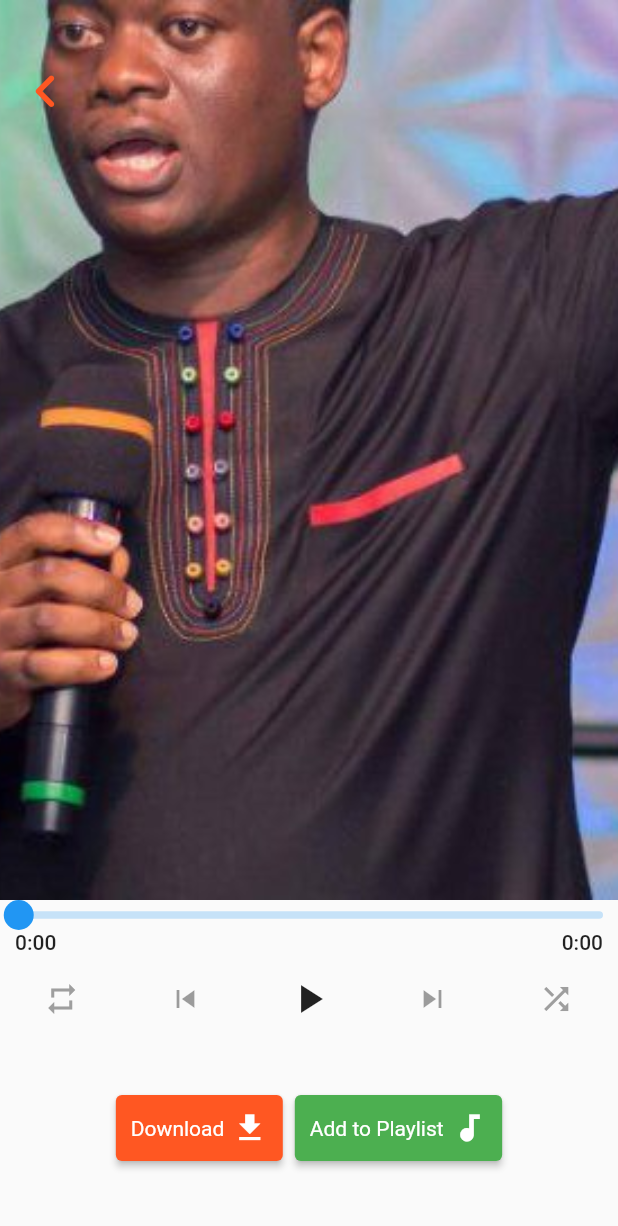
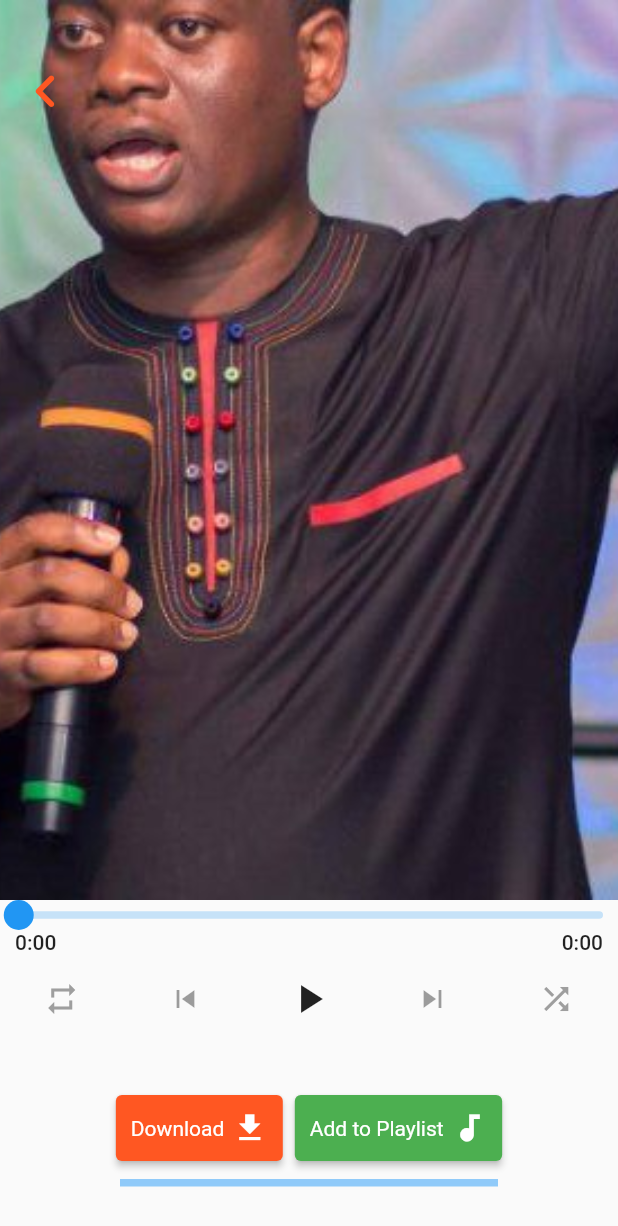
Before and after one commit to zionnite/RCN, a Flutter app: the MessagePlayer screen opened directly with empty values, after a tap on "Download", on a phone screen of 412 x 824 dp. Shown: the top 1226 px of the screen. Run offline on Flutter 3.47's test engine with Material 2 defaults, Android fonts, the phone set to English and light mode, and no system bars; drawn by our look-alikes of audio_video_progress_bar; our stand-ins replace audio_service, cached_network_image, carousel_pro, dio, expandable_text, expansion_tile_card and 9 more; missing offline and left inert: android_path_provider, flutter_downloader, maps_launcher, speed_dial_fab; network calls fail.

Commit message:
Perfected everything regarding audio sermons

```diff
--- a/lib/screens/message_player_screen.dart
+++ b/lib/screens/message_player_screen.dart
@@ -1,32 +1,130 @@
+import 'dart:io';
 import 'dart:ui';
 
+import 'package:android_path_provider/android_path_provider.dart';
 import 'package:audio_video_progress_bar/audio_video_progress_bar.dart';
+import 'package:dio/dio.dart';
 import 'package:flutter/material.dart';
 import 'package:get/route_manager.dart';
+import 'package:path_provider/path_provider.dart';
+import 'package:permission_handler/permission_handler.dart';
 import 'package:rcn/component/page_manager.dart';
+import 'package:rcn/controller/audio_msg_controller.dart';
 import 'package:rcn/notifiers/play_button_notifier.dart';
 import 'package:rcn/notifiers/progress_notifier.dart';
 import 'package:rcn/notifiers/repeat_button_notifier.dart';
 import 'package:rcn/services/service_locator.dart';
 
 class MessagePlayer extends StatefulWidget {
-  MessagePlayer(
-      {required this.id,
+  MessagePlayer({
+    required this.id,
     required this.title,
     required this.album,
     required this.url,
-      required this.artUri});
+    required this.artUri,
+    required this.isPlayListed,
+    required this.user_id,
+  });
   String id;
   String title;
   String album;
   String url;
   String artUri;
+  bool isPlayListed;
+  String user_id;
 
   @override
   _MessagePlayerState createState() => _MessagePlayerState();
 }
 
 class _MessagePlayerState extends State<MessagePlayer> {
+  final audioMsgListController = AudioMsgController().getXID;
+
+  late String _localPath;
+  bool downloading = false;
+  var progressString = "";
+  double progress = 0.0;
+  var totalSize;
+
+  _prepare() async {
+    final status = await Permission.storage.request();
+    // final status = (Platform.isAndroid)
+    //     ? await Permission.storage.request()
+    //     : await Permission.photos.request();
+
+    // print(status);
+    if (status.isGranted) {
+      await _prepareSaveDir();
+    } else if (status.isPermanentlyDenied) {
+      openAppSettings();
+    }
+  }
+
+  Future<void> _prepareSaveDir() async {
+    _localPath = (await _findLocalPath())!;
+    final savedDir = Directory(_localPath);
+    bool hasExisted = await savedDir.exists();
+    if (!hasExisted) {
+      savedDir.create();
+    }
+  }
+
+  Future<String?> _findLocalPath() async {
+    var externalStorageDirPath;
+    if (Platform.isAndroid) {
+      try {
+        externalStorageDirPath = await AndroidPathProvider.downloadsPath;
+      } catch (e) {
+        final directory = await getExternalStorageDirectory();
+        externalStorageDirPath = directory?.path;
+      }
+    } else if (Platform.isIOS) {
+      externalStorageDirPath =
+          (await getApplicationDocumentsDirectory()).absolute.path;
+    }
+    return externalStorageDirPath;
+  }
+
+  Future<void> downloadFile(String url, var file_name) async {
+    Dio dio = Dio();
+
+    try {
+      var dir = await getApplicationDocumentsDirectory();
+
+      await dio.download(url, "${_localPath}/$file_name.mp3",
+          onReceiveProgress: (rec, total) {
+        setState(() {
+          downloading = true;
+          progressString = ((rec / total) * 100).toStringAsFixed(0) + "%";
+          progress = rec / total;
+          totalSize = (total / 100).toStringAsFixed(0);
+        });
+      });
+    } catch (e) {
+      print(e);
+    }
+
+    setState(() {
+      downloading = false;
+      progressString = "Completed";
+    });
+    showSnackBar(
+      'Congratulation',
+      'File Downloaded successfully',
+      Colors.green,
+    );
+  }
+
+  showSnackBar(String title, String msg, Color backgroundColor) {
+    Get.snackbar(
+      title,
+      msg,
+      backgroundColor: backgroundColor,
+      colorText: Colors.white,
+      snackPosition: SnackPosition.BOTTOM,
+    );
+  }
+
   @override
   void initState() {
     super.initState();
@@ -93,7 +191,6 @@ class _MessagePlayerState extends State<MessagePlayer> {
             Stack(
               children: [
                 CurrentSongImage(),
-
                 Positioned(
                   top: 30,
                   child: IconButton(
@@ -107,17 +204,6 @@ class _MessagePlayerState extends State<MessagePlayer> {
                     ),
                   ),
                 ),
-                // Positioned(
-                //   bottom: 40,
-                //   child: Column(
-                //     children: [
-                //       Container(
-                //         padding: EdgeInsets.symmetric(horizontal: 10),
-                //         child: CurrentSongTitle(),
-                //       ),
-                //     ],
-                //   ),
-                // ),
               ],
             ),
             Container(
@@ -133,8 +219,27 @@ class _MessagePlayerState extends State<MessagePlayer> {
                 mainAxisAlignment: MainAxisAlignment.center,
                 children: [
                   InkWell(
-                    onTap: () {
-                      print('Download Tap');
+                    onTap: () async {
+                      if (downloading == false) {
+                        setState(() {
+                          downloading = true;
+                        });
+                        await _prepare();
+                        downloadFile(widget.url, widget.title);
+
+                        if (downloading == true) {
+                          showSnackBar("Downloading",
+                              "Audio Message is downloading...", Colors.black);
+                        } else if (downloading == false) {
+                          showSnackBar(
+                              "Download Completed",
+                              "Audio Message has been saved into your device, enjoy!...",
+                              Colors.black);
+                        }
+                      } else {
+                        showSnackBar(
+                            "Wait", "Download is in Progress...", Colors.black);
+                      }
                     },
                     child: Card(
                       color: Colors.deepOrange,
@@ -162,17 +267,35 @@ class _MessagePlayerState extends State<MessagePlayer> {
                     ),
                   ),
                   InkWell(
-                    onTap: () {
-                      print('Playlist Tap');
+                    onTap: () async {
+                      var toggle = await audioMsgListController.toggle_playlist(
+                          widget.user_id, widget.id);
+
+                      if (toggle == 'added') {
+                        setState(() {
+                          widget.isPlayListed = true;
+                        });
+                      } else if (toggle == 'deleted') {
+                        setState(() {
+                          widget.isPlayListed = false;
+                        });
+                      }
                     },
                     child: Card(
-                      color: Colors.green,
+                      color: (widget.isPlayListed) ? Colors.red : Colors.green,
                       elevation: 2,
                       child: Container(
                         padding: EdgeInsets.all(10),
                         child: Row(
                           children: [
-                            Text(
+                            (widget.isPlayListed)
+                                ? Text(
+                                    'Remove from Playlist',
+                                    style: TextStyle(
+                                      color: Colors.white,
+                                    ),
+                                  )
+                                : Text(
                                     'Add to Playlist',
                                     style: TextStyle(
                                       color: Colors.white,
@@ -192,7 +315,25 @@ class _MessagePlayerState extends State<MessagePlayer> {
                   ),
                 ],
               ),
+            ),
+            (downloading)
+                ? Padding(
+                    padding:
+                        const EdgeInsets.only(left: 80, right: 80, top: 8.0),
+                    child: Column(
+                      children: [
+                        LinearProgressIndicator(
+                          value: progress,
+                          minHeight: 5,
+                        ),
+                        Padding(
+                          padding: const EdgeInsets.all(8.0),
+                          child: Text('${progressString}'),
+                        ),
+                      ],
+                    ),
                   )
+                : Container(),
           ],
         ),
       ),
--- a/lib/widget/list_message_widget.dart
+++ b/lib/widget/list_message_widget.dart
@@ -75,6 +75,8 @@ class _ListMessageWidgetState extends State<ListMessageWidget> {
                   album: '${widget.aud_album}',
                   url: '${widget.aud_link}',
                   artUri: '${widget.aud_image}',
+                  isPlayListed: widget.isPlayListed,
+                  user_id: widget.user_id,
                 ),
               );
             } else if (value == 'Download') {
```
Lines whose indentation alone changed are shown as unchanged.
